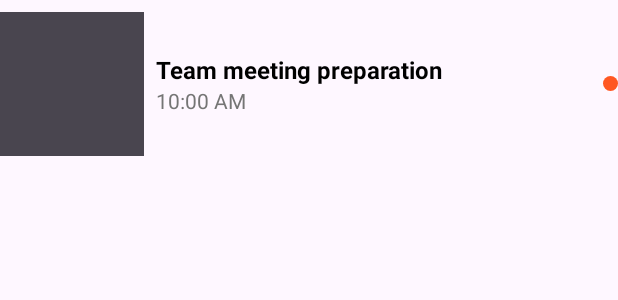
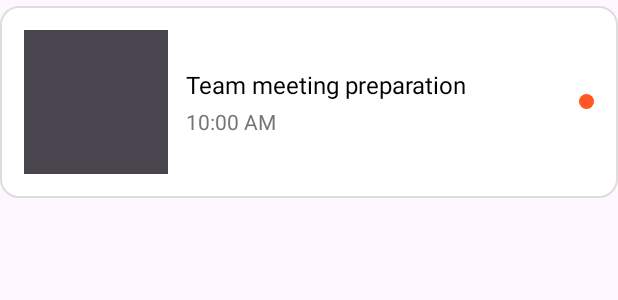
Before and after one commit to YUVARAJC14/Flow-Notify-App-Frontend, an Android app: the layout item_task.xml on its own in the app's theme, with its tools: preview values and no code run, on a phone screen of 412 x 824 dp. Shown: the top 300 px of the screen. Run offline under Robolectric (Android 15) with nearby library versions, the phone set to English and light mode, and no system bars; network calls fail; Roboto replaces fonts that are not available here.

Commit message:
task created-1

```diff
--- a/FlowNotify3/app/src/main/res/layout/item_task.xml
+++ b/FlowNotify3/app/src/main/res/layout/item_task.xml
@@ -1,17 +1,26 @@
-<LinearLayout xmlns:android="http://schemas.android.com/apk/res/android"
+<androidx.cardview.widget.CardView xmlns:android="http://schemas.android.com/apk/res/android"
+    xmlns:app="http://schemas.android.com/apk/res-auto"
     xmlns:tools="http://schemas.android.com/tools"
     android:layout_width="match_parent"
     android:layout_height="wrap_content"
+    android:layout_marginVertical="4dp"
+    app:cardBackgroundColor="@android:color/transparent"
+    app:cardElevation="0dp">
+
+    <LinearLayout
+        android:layout_width="match_parent"
+        android:layout_height="wrap_content"
+        android:background="@drawable/edittext_background"
+        android:gravity="center_vertical"
         android:orientation="horizontal"
-    android:paddingVertical="8dp"
-    android:gravity="center_vertical">
+        android:padding="16dp">
 
         <CheckBox
             android:id="@+id/task_checkbox"
             android:layout_width="wrap_content"
             android:layout_height="wrap_content"
-        android:button="@drawable/checkbox_selector"
-        android:layout_marginEnd="8dp"/>
+            android:layout_marginEnd="12dp"
+            android:button="@drawable/checkbox_selector" />
 
         <LinearLayout
             android:layout_width="0dp"
@@ -25,13 +34,13 @@
                 android:layout_height="wrap_content"
                 android:textColor="@color/black"
                 android:textSize="16sp"
-            android:textStyle="bold"
                 tools:text="Team meeting preparation" />
 
             <TextView
                 android:id="@+id/task_time"
                 android:layout_width="match_parent"
                 android:layout_height="wrap_content"
+                android:layout_marginTop="4dp"
                 android:textColor="@color/gray"
                 android:textSize="14sp"
                 tools:text="10:00 AM" />
@@ -44,11 +53,5 @@
             android:layout_marginStart="8dp"
             android:background="@drawable/priority_dot_shape" />
 
-    <TextView
-        android:id="@+id/task_due_date"
-        android:layout_width="wrap_content"
-        android:layout_height="wrap_content"
-        android:textSize="14sp"
-        android:textColor="@android:color/darker_gray" />
-
     </LinearLayout>
+</androidx.cardview.widget.CardView>
```
Also changed, not shown: FlowNotify3/app/src/main/java/com/saveetha/flownotify/MyTasksActivity.kt (+56 -17 lines), FlowNotify3/app/src/main/java/com/saveetha/flownotify/TaskAdapter.kt (+38 -21 lines), FlowNotify3/app/src/main/res/layout/activity_my_tasks.xml (+8 -8 lines), 4 other files. Lines whose indentation alone changed are shown as unchanged.
